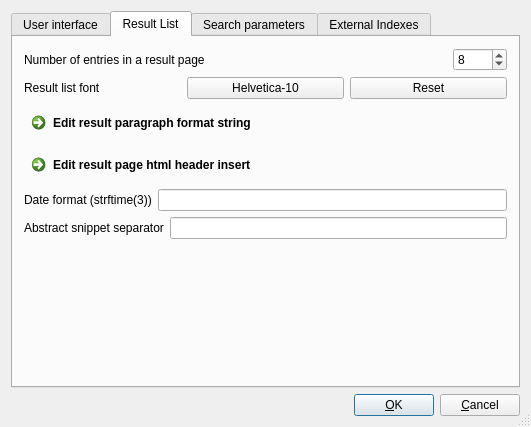
Old version of the form src/qtgui/uiprefs.ui in the repository spanner888/recoll.
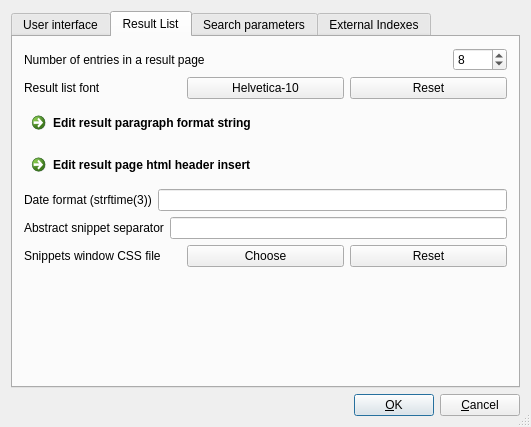
New version of the form.

Commit message: added option for external CSS style sheet for Snippets window

The edit to the form file:
```diff
--- a/src/qtgui/uiprefs.ui
+++ b/src/qtgui/uiprefs.ui
@@ -394,6 +394,40 @@
              </item>
             </layout>
            </item>
+           <item>
+            <layout class="QHBoxLayout">
+             <item>
+              <widget class="QLabel" name="tLSTL">
+               <property name="text">
+                <string>Snippets window CSS file</string>
+               </property>
+               <property name="wordWrap">
+                <bool>false</bool>
+               </property>
+              </widget>
+             </item>
+             <item>
+              <widget class="QPushButton" name="snipCssPB">
+               <property name="toolTip">
+                <string>Opens a dialog to select the Snippets window CSS style sheet file</string>
+               </property>
+               <property name="text">
+                <string>Choose</string>
+               </property>
+              </widget>
+             </item>
+             <item>
+              <widget class="QPushButton" name="resetSnipCssPB">
+               <property name="toolTip">
+                <string>Resets the Snippets window style</string>
+               </property>
+               <property name="text">
+                <string>Reset</string>
+               </property>
+              </widget>
+             </item>
+            </layout>
+           </item>
           </layout>
          </item>
          <item>
```
The commit also changes 7 other files.
